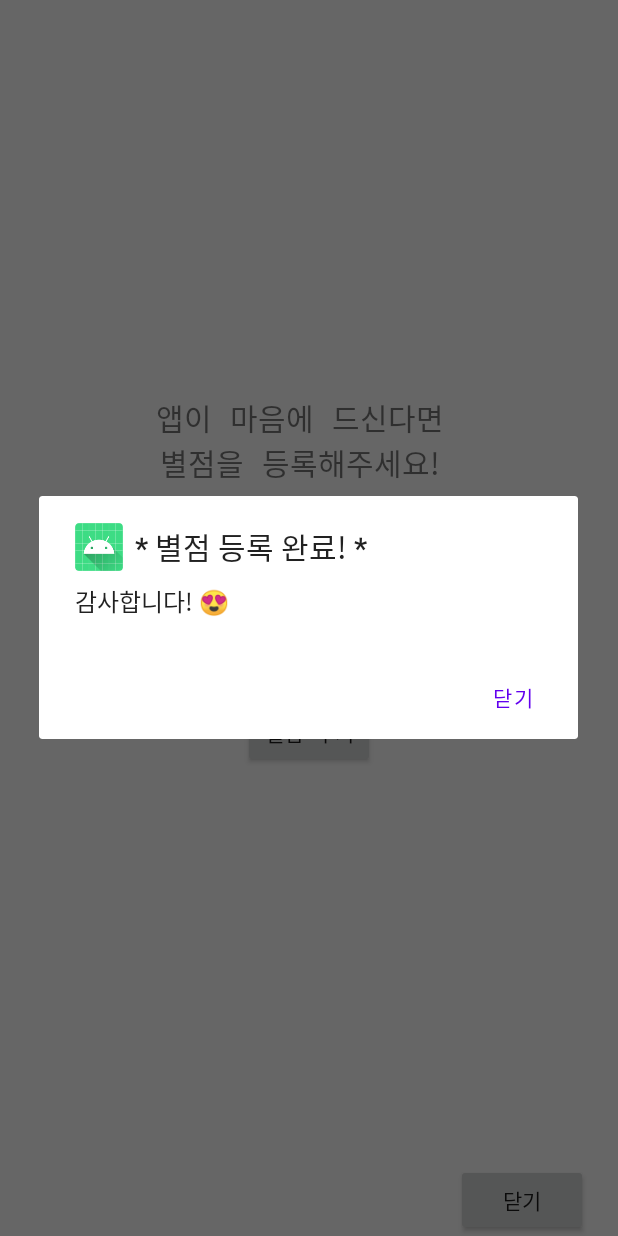
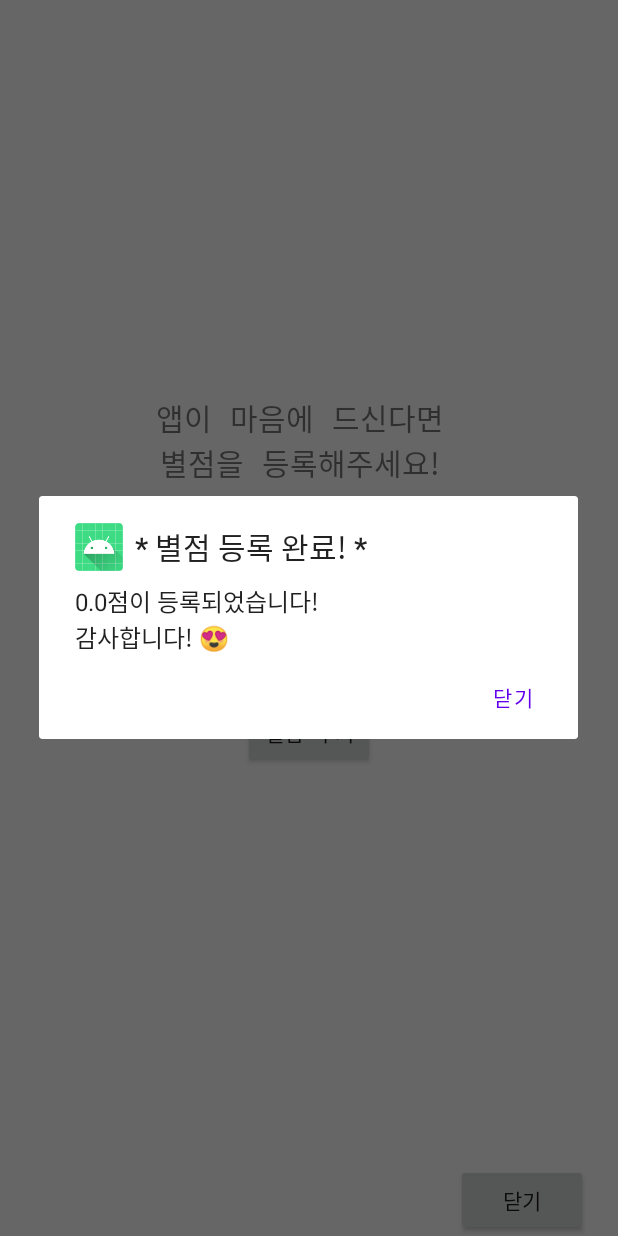
Before and after one commit to e994301s/BMI_Project, an Android app: the FifthActivity screen opened directly, with no data from a screen before it, after a tap on "별점 주기", on a phone screen of 412 x 824 dp. Run offline under Robolectric (Android 15) with nearby library versions, the phone set to English and light mode, and no system bars.

Commit message:
1218 ria song

```diff
--- a/BMI_2/app/src/main/java/com/android/bmi_2/FifthActivity.java
+++ b/BMI_2/app/src/main/java/com/android/bmi_2/FifthActivity.java
@@ -20,13 +20,13 @@ public class FifthActivity extends Activity {
         findViewById(R.id.ratingBtn).setOnClickListener(new View.OnClickListener() {
             @Override
             public void onClick(View v) {
-//                ratingBar = findViewById(R.id.rating);
-//                String rating = getText(ratingBar).toString();
+                ratingBar = findViewById(R.id.rating);
+                float rating = ratingBar.getRating();
 
                 new AlertDialog.Builder(FifthActivity.this)
                         .setIcon(R.mipmap.ic_launcher)
                         .setTitle("* 별점 등록 완료! *")
-                        .setMessage("감사합니다! 😍")
+                        .setMessage(rating + "점이 등록되었습니다! \n감사합니다! 😍")
                         // 버튼명   // 버튼 리스너명
                         .setPositiveButton("닫기", null)
                         .show();
```
